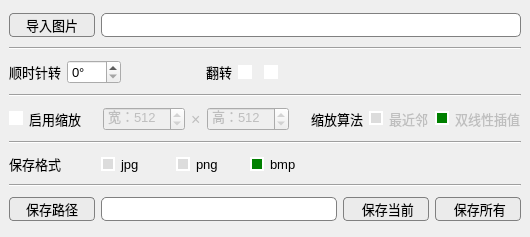
Qt form ui_files/img_edit.ui (feiyuhuahuo/HuaHuoLabel) before a commit.
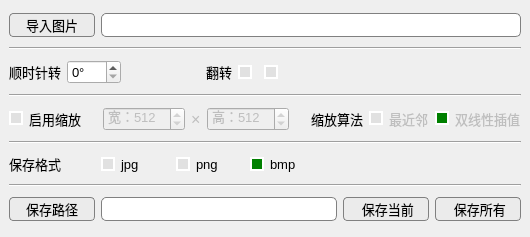
The same form after that commit. Icons and pictures are not drawn.

The edit to the form file:
```diff
--- a/ui_files/img_edit.ui
+++ b/ui_files/img_edit.ui
@@ -189,11 +189,13 @@
          <string notr="true">QCheckBox::indicator:checked {
     background-color:       blue;
     border:                 2px solid white;  
+
 }
 
 QCheckBox::indicator:unchecked {
-    background-color:      white;
+    background-color:       rgb(225, 225, 225);
     border:                 2px solid white;  
+
 }</string>
         </property>
         <property name="text">
@@ -228,11 +230,13 @@
          <string notr="true">QCheckBox::indicator:checked {
     background-color:       blue;
     border:                 2px solid white;  
+
 }
 
 QCheckBox::indicator:unchecked {
-    background-color:      white;
+    background-color:       rgb(225, 225, 225);
     border:                 2px solid white;  
+
 }</string>
         </property>
         <property name="text">
@@ -294,11 +298,13 @@
          <string notr="true">QCheckBox::indicator:checked {
     background-color:       blue;
     border:                 2px solid white;  
+
 }
 
 QCheckBox::indicator:unchecked {
-    background-color:      white;
+    background-color:       rgb(225, 225, 225);
     border:                 2px solid white;  
+
 }</string>
         </property>
         <property name="text">
@@ -435,7 +441,7 @@
 
 QRadioButton::indicator:unchecked {
 
-    background-color:       rgb(220, 220, 220);
+    background-color:       rgb(225, 225, 225);
     border:                 2px solid white;  
 }</string>
         </property>
@@ -466,7 +472,7 @@
 
 QRadioButton::indicator:unchecked {
 
-    background-color:       rgb(220, 220, 220);
+    background-color:       rgb(225, 225, 225);
     border:                 2px solid white;  
 }</string>
         </property>
@@ -532,7 +538,7 @@
 
 QRadioButton::indicator:unchecked {
 
-    background-color:       rgb(220, 220, 220);
+    background-color:       rgb(225, 225, 225);
     border:                 2px solid white;  
 }</string>
         </property>
@@ -557,7 +563,7 @@
 
 QRadioButton::indicator:unchecked {
 
-    background-color:       rgb(220, 220, 220);
+    background-color:       rgb(225, 225, 225);
     border:                 2px solid white;  
 }</string>
         </property>
@@ -585,7 +591,7 @@
 
 QRadioButton::indicator:unchecked {
 
-    background-color:       rgb(220, 220, 220);
+    background-color:       rgb(225, 225, 225);
     border:                 2px solid white;  
 }</string>
         </property>
```
